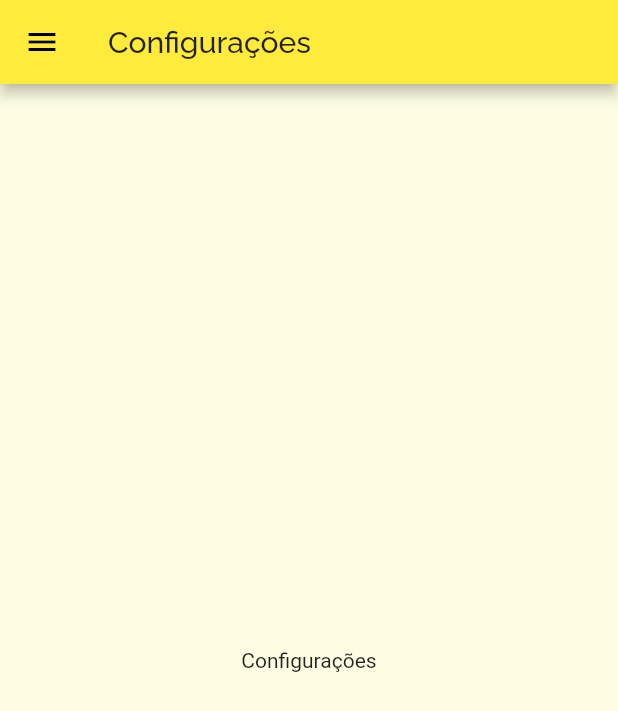
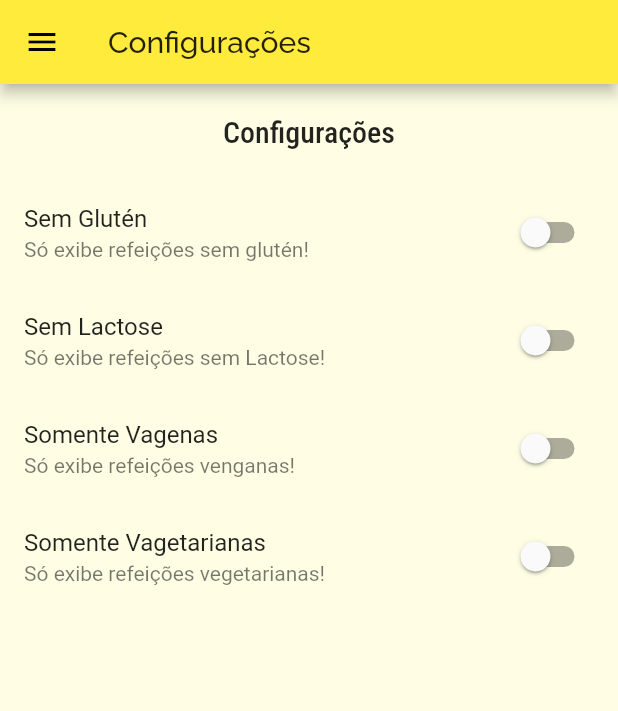
Before and after one commit to oscarbfs/Meals_app, a Flutter app: the SettingsScreen screen opened by its route, on a phone screen of 412 x 824 dp. Shown: the top 711 px of the screen. Run offline on Flutter 3.47's test engine with Material 2 defaults, Android fonts, the phone set to English and light mode, and no system bars.

Commit message:
Tela de Configurações

```diff
--- /dev/null
+++ b/lib/models/settings.dart
@@ -0,0 +1,13 @@
+class Settings {
+  bool isGlutenFree;
+  bool isLactoseFree;
+  bool isVegan;
+  bool isVegetarian;
+
+  Settings({
+    this.isGlutenFree = false,
+    this.isLactoseFree = false,
+    this.isVegan = false,
+    this.isVegetarian = false,
+  });
+}
--- a/lib/screens/settings_screen.dart
+++ b/lib/screens/settings_screen.dart
@@ -1,7 +1,28 @@
 import 'package:flutter/material.dart';
 import '../components/main_drawer.dart';
+import '../models/settings.dart';
 
-class SettingsScreen extends StatelessWidget {
+class SettingsScreen extends StatefulWidget {
+  @override
+  _SettingsScreenState createState() => _SettingsScreenState();
+}
+
+class _SettingsScreenState extends State<SettingsScreen> {
+  var settings = Settings();
+
+  Widget _createSwitch(
+    String title,
+    String subtitle,
+    bool value,
+    Function(bool) onChanged,
+  ) {
+    return SwitchListTile.adaptive(
+      title: Text(title),
+      subtitle: Text(subtitle),
+      value: value,
+      onChanged: onChanged,
+    );
+  }
 
   @override
   Widget build(BuildContext context) {
@@ -10,7 +31,47 @@ class SettingsScreen extends StatelessWidget {
         title: Text('Configurações'),
       ),
       drawer: MainDrawer(),
-      body: Center(child: Text('Configurações'),),
+      body: Column(
+        children: <Widget>[
+          Container(
+            padding: EdgeInsets.all(20),
+            child: Text(
+              'Configurações',
+              style: Theme.of(context).textTheme.headline6,
+            ),
+          ),
+          Expanded(
+            child: ListView(
+              children: <Widget>[
+                _createSwitch(
+                  'Sem Glutén',
+                  'Só exibe refeições sem glutén!',
+                  settings.isGlutenFree,
+                  (value) => setState(() => settings.isGlutenFree = value),
+                ),
+                _createSwitch(
+                  'Sem Lactose',
+                  'Só exibe refeições sem Lactose!',
+                  settings.isLactoseFree,
+                  (value) => setState(() => settings.isLactoseFree = value),
+                ),
+                _createSwitch(
+                  'Somente Vagenas',
+                  'Só exibe refeições venganas!',
+                  settings.isVegan,
+                  (value) => setState(() => settings.isVegan = value),
+                ),
+                _createSwitch(
+                  'Somente Vagetarianas',
+                  'Só exibe refeições vegetarianas!',
+                  settings.isVegetarian,
+                  (value) => setState(() => settings.isVegetarian = value),
+                ),
+              ],
+            ),
+          )
+        ],
+      ),
     );
   }
 }
```
Also changed, not shown: lib/screens/meal_detail_screen.dart (+5 -4 lines).
